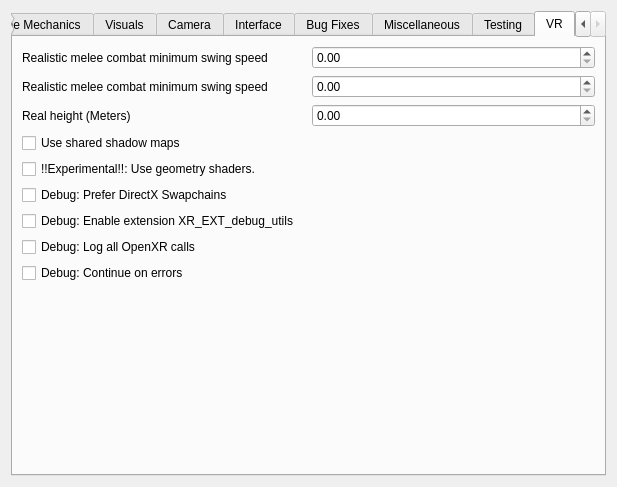
Qt form files/ui/advancedpage.ui (sunhawken/openmw) before a commit.
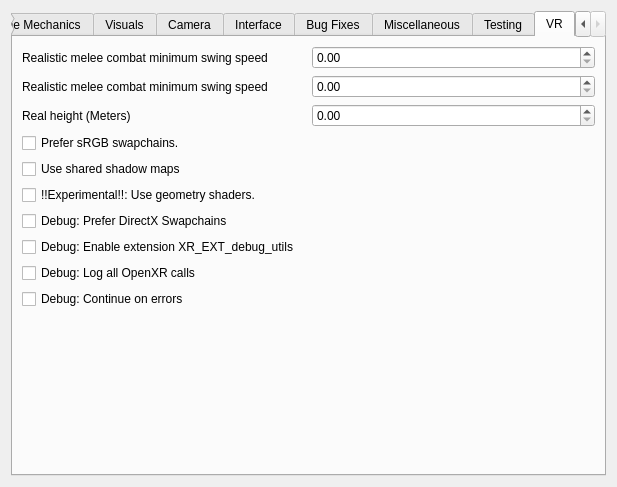
The same form after that commit. The open tabs and pages were chosen to show the change.

What changed in the file:
```diff
--- a/files/ui/advancedpage.ui
+++ b/files/ui/advancedpage.ui
@@ -1097,7 +1097,17 @@
 								</property>
 							</widget>
 						</item>
-						<item row="3" column="0">
+            <item row="3" column="0">
+              <widget class="QCheckBox" name="preferSRGBSwapchains">
+                <property name="toolTip">
+                  <string>&lt;html&gt;&lt;head/&gt;&lt;body&gt;&lt;p&gt;Makes OpenMW VR use sRGB format for its swapchain textures if available. Needed for some headsets that don't play nice without sRGB. Enable this if the game seems much brighter in your headset than what's shown on the mirror texture.&lt;/p&gt;&lt;/body&gt;&lt;/html&gt;</string>
+                </property>
+                <property name="text">
+                  <string>Prefer sRGB swapchains.</string>
+                </property>
+              </widget>
+            </item>
+						<item row="4" column="0">
 							<widget class="QCheckBox" name="useSharedShadowMaps">
 								<property name="toolTip">
 									<string>&lt;html&gt;&lt;head/&gt;&lt;body&gt;&lt;p&gt;Makes OpenMW VR map shadows for both eyes in one pass, instead of once per eye. This is a significant performance benefit, and should only be disabled for debugging or masochism purposes.&lt;/p&gt;&lt;/body&gt;&lt;/html&gt;</string>
@@ -1107,7 +1117,7 @@
 								</property>
 							</widget>
 						</item>
-						<item row="4" column="0">
+						<item row="5" column="0">
 							<widget class="QCheckBox" name="useGeometryShaders">
 								<property name="toolTip">
 									<string>&lt;html&gt;&lt;head/&gt;&lt;body&gt;&lt;p&gt;Makes OpenMW VR render stereo using geometry shaders instead of two render passes. Players with a CPU bound will benefit from this, but players with a gpu bound will not. E.g. with a high cell view distance (distant lands) this will degrade your performance instead. NOTE: This feature is experimental, broken on AMD GPUs, and untested on Intel.&lt;/p&gt;&lt;/body&gt;&lt;/html&gt;</string>
@@ -1117,7 +1127,7 @@
 								</property>
 							</widget>
 						</item>
-						<item row="5" column="0">
+						<item row="6" column="0">
 							<widget class="QCheckBox" name="preferDirectXSwapchains">
 								<property name="toolTip">
 									<string>&lt;html&gt;&lt;head/&gt;&lt;body&gt;&lt;p&gt;Makes OpenMW VR use DirectX swapchains even if OpenGL swapchains are available. Note that OpenMW will always fall back to DirectX swapchains if OpenGL swapchains are not available. This option exists to debug/work around runtimes with bad OpenGL implementations.&lt;/p&gt;&lt;/body&gt;&lt;/html&gt;</string>
@@ -1127,7 +1137,7 @@
 								</property>
 							</widget>
 						</item>
-						<item row="6" column="0">
+						<item row="7" column="0">
 							<widget class="QCheckBox" name="useXrDebug">
 								<property name="toolTip">
 									<string>&lt;html&gt;&lt;head/&gt;&lt;body&gt;&lt;p&gt;Makes OpenMW VR enable and use the XR_EXT_debug_utils extension, which may help produce more detailed debug information.&lt;/p&gt;&lt;/body&gt;&lt;/html&gt;</string>
@@ -1137,7 +1147,7 @@
 								</property>
 							</widget>
 						</item>
-						<item row="7" column="0">
+						<item row="8" column="0">
 							<widget class="QCheckBox" name="logAllXrCalls">
 								<property name="toolTip">
 									<string>&lt;html&gt;&lt;head/&gt;&lt;body&gt;&lt;p&gt;Makes OpenMW VR log every single OpenXR call. This degrades performance and creates a massive log. You probably want this disabled.&lt;/p&gt;&lt;/body&gt;&lt;/html&gt;</string>
@@ -1147,7 +1157,7 @@
 								</property>
 							</widget>
 						</item>
-						<item row="8" column="0">
+						<item row="9" column="0">
 							<widget class="QCheckBox" name="ignoreXrErrors">
 								<property name="toolTip">
 									<string>&lt;html&gt;&lt;head/&gt;&lt;body&gt;&lt;p&gt;Makes OpenMW VR ignore unsuccessful calls to OpenXR. You probably want this enabled.&lt;/p&gt;&lt;/body&gt;&lt;/html&gt;</string>
```
